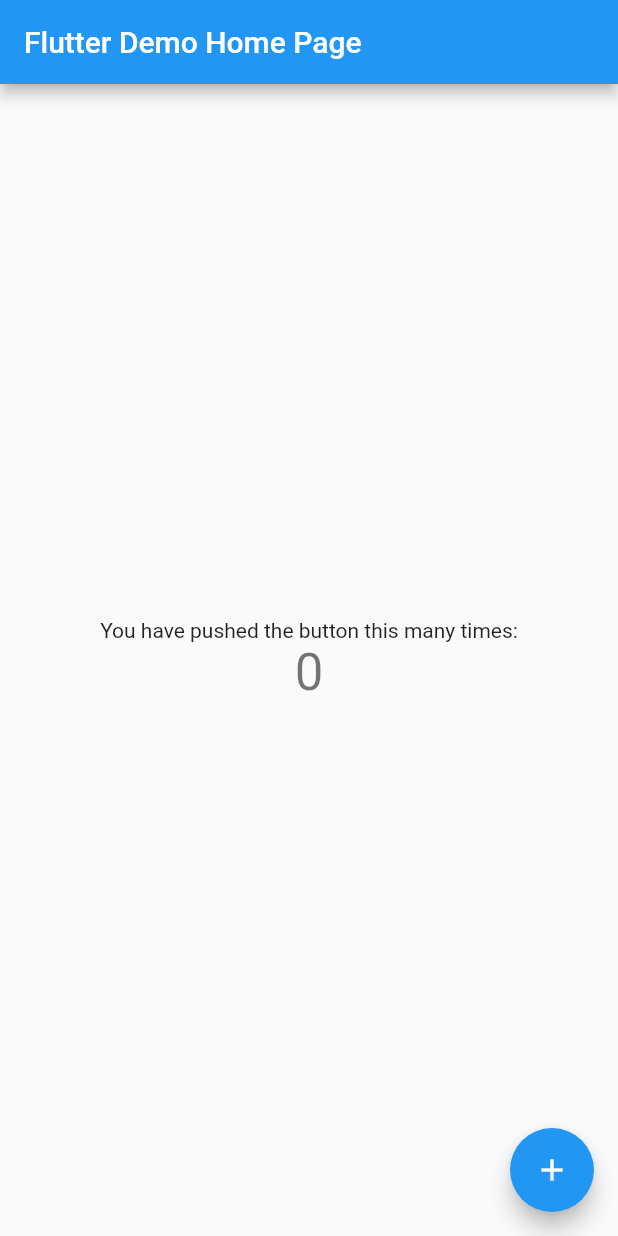
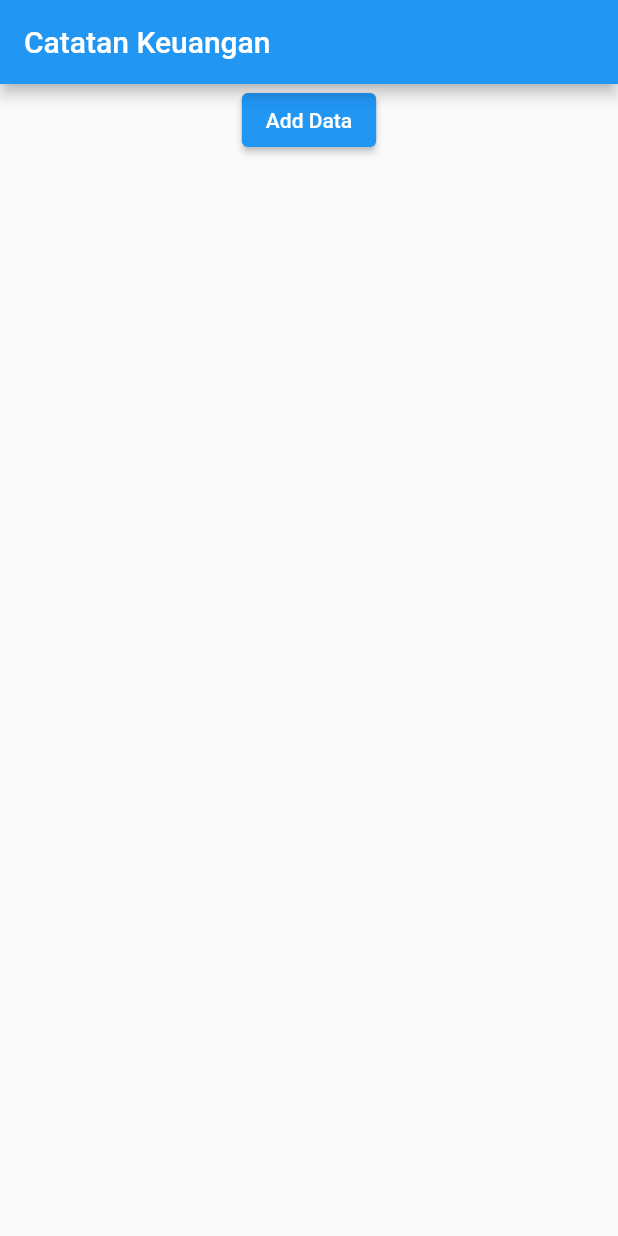
Before and after one commit to ichlasul0899/cajang, a Flutter app: the screen it shows after launch, on a phone screen of 412 x 824 dp. Run offline on Flutter 3.47's test engine with Material 2 defaults, Android fonts, the phone set to English and light mode, and no system bars; our stand-ins replace cloud_firestore, firebase_core; accounts and stored records are empty.

```diff
--- a/lib/main.dart
+++ b/lib/main.dart
@@ -1,6 +1,16 @@
+import 'package:cajang/src/page/home_screen.dart';
+import 'package:cloud_firestore/cloud_firestore.dart';
 import 'package:flutter/material.dart';
+import 'package:firebase_core/firebase_core.dart';
+import 'firebase_options.dart';
 
-void main() {
+Future<void> main() async {
+  WidgetsFlutterBinding.ensureInitialized();
+  await Firebase.initializeApp(
+    options: DefaultFirebaseOptions.currentPlatform,
+  );
+
+
   runApp(const MyApp());
 }
 
@@ -12,104 +22,11 @@ class MyApp extends StatelessWidget {
   Widget build(BuildContext context) {
     return MaterialApp(
       title: 'Flutter Demo',
+      debugShowCheckedModeBanner: false,
       theme: ThemeData(
-        // This is the theme of your application.
-        //
-        // Try running your application with "flutter run". You'll see the
-        // application has a blue toolbar. Then, without quitting the app, try
-        // changing the primarySwatch below to Colors.green and then invoke
-        // "hot reload" (press "r" in the console where you ran "flutter run",
-        // or simply save your changes to "hot reload" in a Flutter IDE).
-        // Notice that the counter didn't reset back to zero; the application
-        // is not restarted.
         primarySwatch: Colors.blue,
       ),
-      home: const MyHomePage(title: 'Flutter Demo Home Page'),
+      home: const HomeScreen(),
     );
   }
 }
-
-class MyHomePage extends StatefulWidget {
-  const MyHomePage({super.key, required this.title});
-
-  // This widget is the home page of your application. It is stateful, meaning
-  // that it has a State object (defined below) that contains fields that affect
-  // how it looks.
-
-  // This class is the configuration for the state. It holds the values (in this
-  // case the title) provided by the parent (in this case the App widget) and
-  // used by the build method of the State. Fields in a Widget subclass are
-  // always marked "final".
-
-  final String title;
-
-  @override
-  State<MyHomePage> createState() => _MyHomePageState();
-}
-
-class _MyHomePageState extends State<MyHomePage> {
-  int _counter = 0;
-
-  void _incrementCounter() {
-    setState(() {
-      // This call to setState tells the Flutter framework that something has
-      // changed in this State, which causes it to rerun the build method below
-      // so that the display can reflect the updated values. If we changed
-      // _counter without calling setState(), then the build method would not be
-      // called again, and so nothing would appear to happen.
-      _counter++;
-    });
-  }
-
-  @override
-  Widget build(BuildContext context) {
-    // This method is rerun every time setState is called, for instance as done
-    // by the _incrementCounter method above.
-    //
-    // The Flutter framework has been optimized to make rerunning build methods
-    // fast, so that you can just rebuild anything that needs updating rather
-    // than having to individually change instances of widgets.
-    return Scaffold(
-      appBar: AppBar(
-        // Here we take the value from the MyHomePage object that was created by
-        // the App.build method, and use it to set our appbar title.
-        title: Text(widget.title),
-      ),
-      body: Center(
-        // Center is a layout widget. It takes a single child and positions it
-        // in the middle of the parent.
-        child: Column(
-          // Column is also a layout widget. It takes a list of children and
-          // arranges them vertically. By default, it sizes itself to fit its
-          // children horizontally, and tries to be as tall as its parent.
-          //
-          // Invoke "debug painting" (press "p" in the console, choose the
-          // "Toggle Debug Paint" action from the Flutter Inspector in Android
-          // Studio, or the "Toggle Debug Paint" command in Visual Studio Code)
-          // to see the wireframe for each widget.
-          //
-          // Column has various properties to control how it sizes itself and
-          // how it positions its children. Here we use mainAxisAlignment to
-          // center the children vertically; the main axis here is the vertical
-          // axis because Columns are vertical (the cross axis would be
-          // horizontal).
-          mainAxisAlignment: MainAxisAlignment.center,
-          children: <Widget>[
-            const Text(
-              'You have pushed the button this many times:',
-            ),
-            Text(
-              '$_counter',
-              style: Theme.of(context).textTheme.headline4,
-            ),
-          ],
-        ),
-      ),
-      floatingActionButton: FloatingActionButton(
-        onPressed: _incrementCounter,
-        tooltip: 'Increment',
-        child: const Icon(Icons.add),
-      ), // This trailing comma makes auto-formatting nicer for build methods.
-    );
-  }
-}
--- /dev/null
+++ b/lib/src/page/home_screen.dart
@@ -0,0 +1,79 @@
+import 'package:cloud_firestore/cloud_firestore.dart';
+import 'package:flutter/material.dart';
+
+class HomeScreen extends StatefulWidget {
+  const HomeScreen({Key? key}) : super(key: key);
+
+  @override
+  State<HomeScreen> createState() => _HomeScreenState();
+}
+
+class _HomeScreenState extends State<HomeScreen> {
+
+
+  @override
+  Widget build(BuildContext context) {
+    FirebaseFirestore db = FirebaseFirestore.instance;
+    // Create a new user with a first and last name
+
+    return Scaffold(
+      appBar: AppBar(
+        title: Text("Catatan Keuangan"),
+      ),
+      body: ListView(
+        children: [
+          // View Data Here
+          // 1x get data
+
+          // FutureBuilder<QuerySnapshot>(
+          //     future:  db.collection("users").get(),
+          //     builder: (_, snapshot) {
+          //       if(snapshot.hasData){
+          //         print(snapshot.data?.docs);
+          //         return Column(
+          //           children: snapshot.data!.docs
+          //               .map((e) => Text("${e.get('first')} ${e.get('last')}") ).toList(),
+          //         );
+          //         // return Column(
+          //         //   children: snapshot.data!.docs.map((e) => Text("Name ${e.data()['first']}") ).toList(),
+          //         // );
+          //       } else {
+          //         return Text("Loading");
+          //       }
+          //     }
+          // ),
+          StreamBuilder(
+              stream: db.collection("users").snapshots(),
+              builder: (_, snapshot){
+                if(snapshot.hasData){
+                  return Column(
+                    children: snapshot.data!.docs.map((e)=> Text("${e.data()['first']}")).toList(),
+                  );
+                } else {
+                  return Text("Loading");
+                }
+              }
+          ),
+          Center(
+            child: ElevatedButton(
+              onPressed: (){
+                print("add data");
+                final user = <String, dynamic>{
+                  "first": "Ichlasul",
+                  "last": "Amal",
+                  "born": 2397
+                };
+
+                // Add a new document with a generated ID
+                db.collection("users").add(user).then((DocumentReference doc) => print('DocumentSnapshot added with ID: ${doc.id}'));
+
+              },
+              child: Text("Add Data")
+              ,),
+          ),
+
+        ],
+      ),
+    );
+  }
+}
--- a/pubspec.yaml
+++ b/pubspec.yaml
@@ -32,10 +32,10 @@ dependencies:
   flutter:
     sdk: flutter
 
-
-  # The following adds the Cupertino Icons font to your application.
-  # Use with the CupertinoIcons class for iOS style icons.
   cupertino_icons: ^1.0.2
+  firebase_core: ^2.3.0
+  firebase_storage: ^11.0.6
+  cloud_firestore: ^4.1.0
 
 dev_dependencies:
   flutter_test:
```
Also changed, not shown: lib/firebase_options.dart (added), pubspec.lock, 4 other files.
